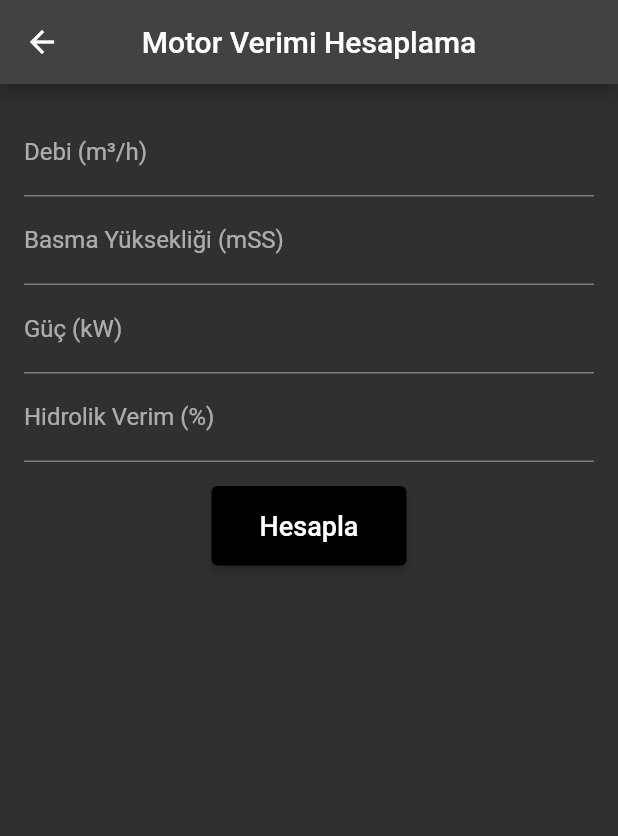
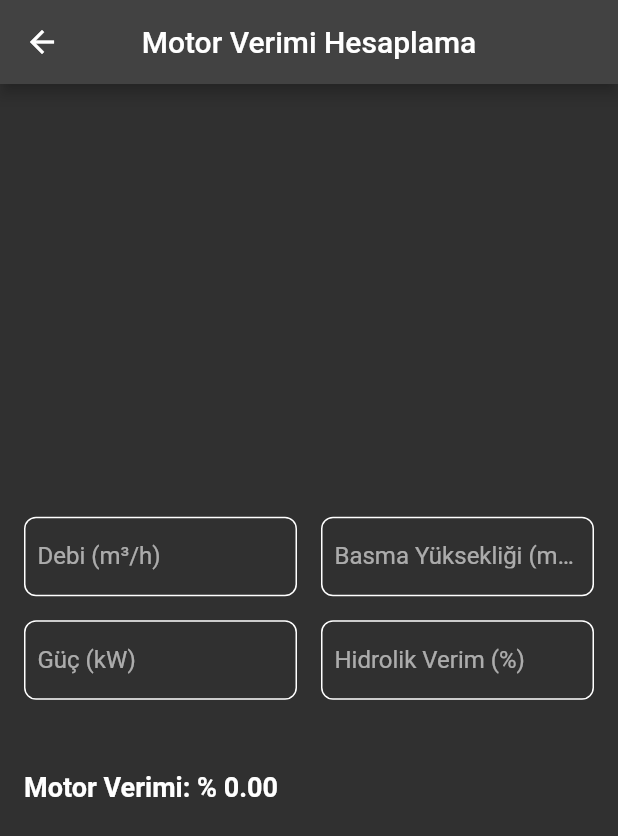
Before and after one commit to ilaydaily/solid_proje, a Flutter app: the MotorVerimiScreen screen opened directly, on a phone screen of 412 x 824 dp. Shown: the top 836 px of the screen. Run offline on Flutter 3.47's test engine with Material 2 defaults, Android fonts, the light colour scheme and no system bars.

Commit message:
motor verimi sayfasında değişiklik yapıldı

```diff
--- a/lib/screens/motor_verimi.dart
+++ b/lib/screens/motor_verimi.dart
@@ -10,6 +10,8 @@ class _MotorVerimiScreenState extends State<MotorVerimiScreen> {
   TextEditingController totalHMController = TextEditingController();
   TextEditingController nHidrolikController = TextEditingController();
   TextEditingController gucController = TextEditingController();
+  double result = 0.0;
+  String errorMessage = '';
 
   String debiUnit = 'm³/h';
   String totalHMUnit = 'mSS';
@@ -23,39 +25,19 @@ class _MotorVerimiScreenState extends State<MotorVerimiScreen> {
     double nHidrolik = double.tryParse(nHidrolikController.text) ?? 0.0;
 
     if (debiConv == 0 || totalHM == 0 || gucConv == 0 || nHidrolik == 0) {
-      showDialog(
-        context: context,
-        builder: (context) {
-          return AlertDialog(
-            title: Text('Uyarı'),
-            content: Text('Lütfen tüm değerleri giriniz.'),
-            actions: [
-              ElevatedButton(
-                onPressed: () => Navigator.pop(context),
-                child: Text('Tamam'),
-              ),
-            ],
-          );
-        },
-      );
+      setState(() {
+        errorMessage = 'Lütfen tüm alanları doldurun.';
+        result = 0.0;
+      });
     } else {
-      double result = calculateNmotor(debiConv, totalHM, gucConv, nHidrolik);
-      showDialog(
-        context: context,
-        builder: (context) {
-          return AlertDialog(
-            title: Text('Sonuç'),
-            content: Text('Nmotor değeri: ${result.toStringAsFixed(2)}'),
-            actions: [
-              ElevatedButton(
-                onPressed: () => Navigator.pop(context),
-                child: Text('Tamam'),
-              ),
-            ],
-          );
-        },
-      );
-    }
+      setState(() {
+        errorMessage = '';
+        result = calculateNmotor(debiConv, totalHM, gucConv, nHidrolik);
+      });
+    } }
+
+  void updateResultOnChange() {
+    _calculateNmotor();
   }
 
   @override
@@ -68,33 +50,126 @@ class _MotorVerimiScreenState extends State<MotorVerimiScreen> {
         ),
         centerTitle: true,
       ),
-      body: Padding(
-        padding: EdgeInsets.all(16.0),
-        child: Column(
-          children: [
-            TextField(controller: debiController, decoration: InputDecoration(labelText: 'Debi ($debiUnit)')),
-            TextField(controller: totalHMController, decoration: InputDecoration(labelText: 'Basma Yüksekliği ($totalHMUnit)')),
-            TextField(controller: gucController, decoration: InputDecoration(labelText: 'Güç ($gucUnit)')),
-            TextField(controller: nHidrolikController, decoration: InputDecoration(labelText: 'Hidrolik Verim ($nHidrolikUnit)')),
-            /*
-            TextField(controller: gucController, decoration: InputDecoration(labelText: 'Güç ($gucUnit)')),
-            TextField(controller: totalHMController, decoration: InputDecoration(labelText: 'Basma Yüksekliği ($totalHMUnit)')),
-            TextField(controller: nMotorController, decoration: InputDecoration(labelText: 'Motor Verimi ($nMotorUnit)')),
-            TextField(controller: nHidrolikController, decoration: InputDecoration(labelText: 'Hidrolik Verim ($nHidrolikUnit)')),
-             */
-            SizedBox(height: 16.0),
-            ElevatedButton(
-              onPressed: _calculateNmotor,
-              style: ElevatedButton.styleFrom(
-                primary: Colors.black, // Buton rengini siyah olarak ayarlar
-                padding: EdgeInsets.symmetric(vertical: 16, horizontal: 32), // Buton boyutunu ayarlar
+      body: Center(
+        child: Padding(
+          padding: EdgeInsets.all(16.0),
+          child: Column(
+            crossAxisAlignment: CrossAxisAlignment.stretch,
+            mainAxisAlignment: MainAxisAlignment.center,
+            children: <Widget>[
+              Row(
+                children: <Widget>[
+                  Expanded(
+                    child: Container(
+                      decoration: BoxDecoration(
+                        border: Border.all(
+                          color: Colors.white,
+                          width: 1.0,
+                        ),
+                        borderRadius: BorderRadius.circular(8.0),
+                      ),
+                      child: TextField(
+                        controller: debiController,
+                        onChanged: (value) => updateResultOnChange(),
+                        decoration: InputDecoration(
+                          labelText: 'Debi ($debiUnit)',
+                          border: InputBorder.none,
+                          contentPadding:
+                          EdgeInsets.all(8.0),
+                        ),
+                      ),
+                    ),
+                  ),
+                  SizedBox(width: 16.0),
+                  Expanded(
+                    child: Container(
+                      decoration: BoxDecoration(
+                        border: Border.all(
+                          color: Colors.white,
+                          width: 1.0,
+                        ),
+                        borderRadius: BorderRadius.circular(
+                            8.0),
+                      ),
+                      child: TextField(
+                        controller: totalHMController,
+                        onChanged: (value) => updateResultOnChange(),
+                        decoration: InputDecoration(
+                          labelText: 'Basma Yüksekliği ($totalHMUnit)',
+                          border: InputBorder.none,
+                          contentPadding:
+                          EdgeInsets.all(8.0),
+                        ),
+                      ),
+                    ),
+                  ),
+                ],
               ),
-              child: Text(
-                'Hesapla',
-                style: TextStyle(fontSize: 18), // Yazı boyutunu ayarlar
+
+              SizedBox(height: 16.0),
+
+              Row(
+                children: <Widget>[
+                  Expanded(
+                    child: Container(
+                      decoration: BoxDecoration(
+                        border: Border.all(
+                          color: Colors.white,
+                          width: 1.0,
+                        ),
+                        borderRadius: BorderRadius.circular(
+                            8.0),
+                      ),
+                      child: TextField(
+                        controller: gucController,
+                        onChanged: (value) => updateResultOnChange(),
+                        decoration: InputDecoration(
+                          labelText: 'Güç ($gucUnit)',
+                          border: InputBorder.none,
+                          contentPadding:
+                          EdgeInsets.all(8.0),
+                        ),
+                      ),
+                    ),
+                  ),
+                  SizedBox(width: 16.0),
+                  Expanded(
+                    child: Container(
+                      decoration: BoxDecoration(
+                        border: Border.all(
+                          color: Colors.white,
+                          width: 1.0,
+                        ),
+                        borderRadius: BorderRadius.circular(
+                            8.0),
+                      ),
+                      child: TextField(
+                        controller: nHidrolikController,
+                        onChanged: (value) => updateResultOnChange(),
+                        decoration: InputDecoration(
+                          labelText: 'Hidrolik Verim ($nHidrolikUnit)',
+                          border: InputBorder.none,
+                          contentPadding:
+                          EdgeInsets.all(8.0),
+                        ),
+                      ),
+                    ),
+                  ),
+                ],
               ),
-            )
-          ],
+              SizedBox(height: 16.0),
+              Text(
+                errorMessage,
+                style: TextStyle(color: Colors.red),
+              ),
+              SizedBox(height: 16.0),
+              Text(
+                'Motor Verimi: % ${result.toStringAsFixed(2)} ',
+                style: TextStyle(
+                    fontSize: 18, fontWeight: FontWeight.bold),
+              ),
+            ],
+          ),
         ),
       ),
     );
@@ -102,6 +177,6 @@ class _MotorVerimiScreenState extends State<MotorVerimiScreen> {
 }
 
 double calculateNmotor(double debiConv, double totalHM, double gucConv, double nHidrolik) {
-  double nMotor = (debiConv * totalHM) / (gucConv * 367.2 * nHidrolik / 100);
+  double nMotor = (debiConv * totalHM) / (gucConv * 367.2 * nHidrolik / 10000);
   return nMotor;
 }
```
